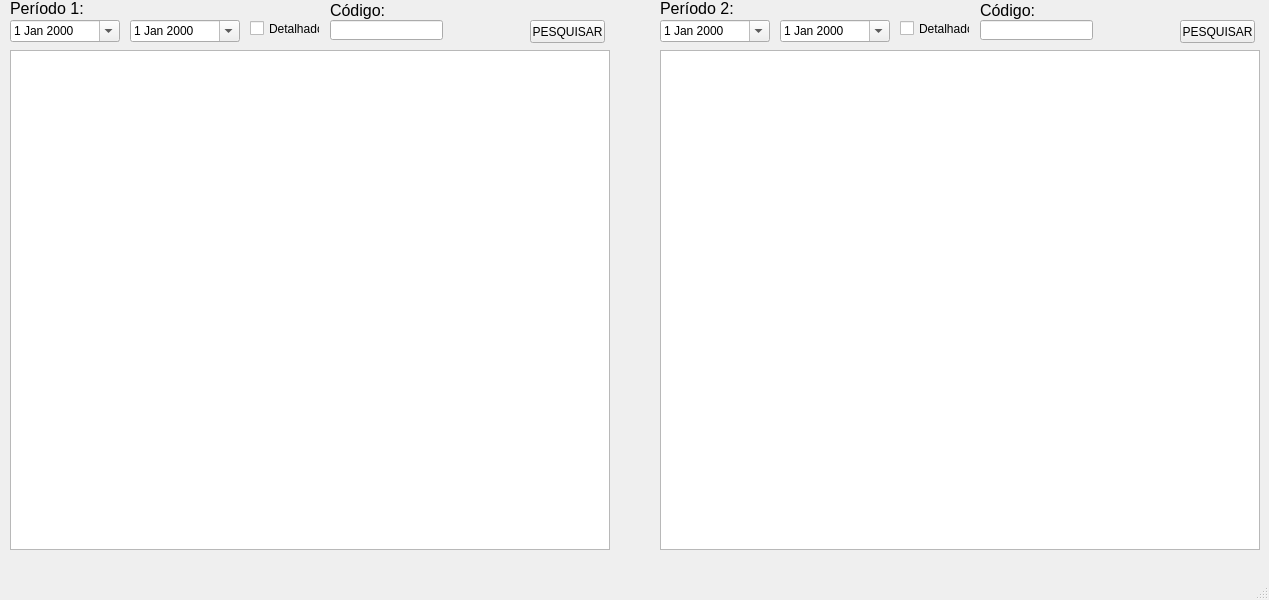
This is despesas/interface.ui in kazluBR/hpsol-desktop-apps as Qt 5 draws it before an edit. The edited form follows.
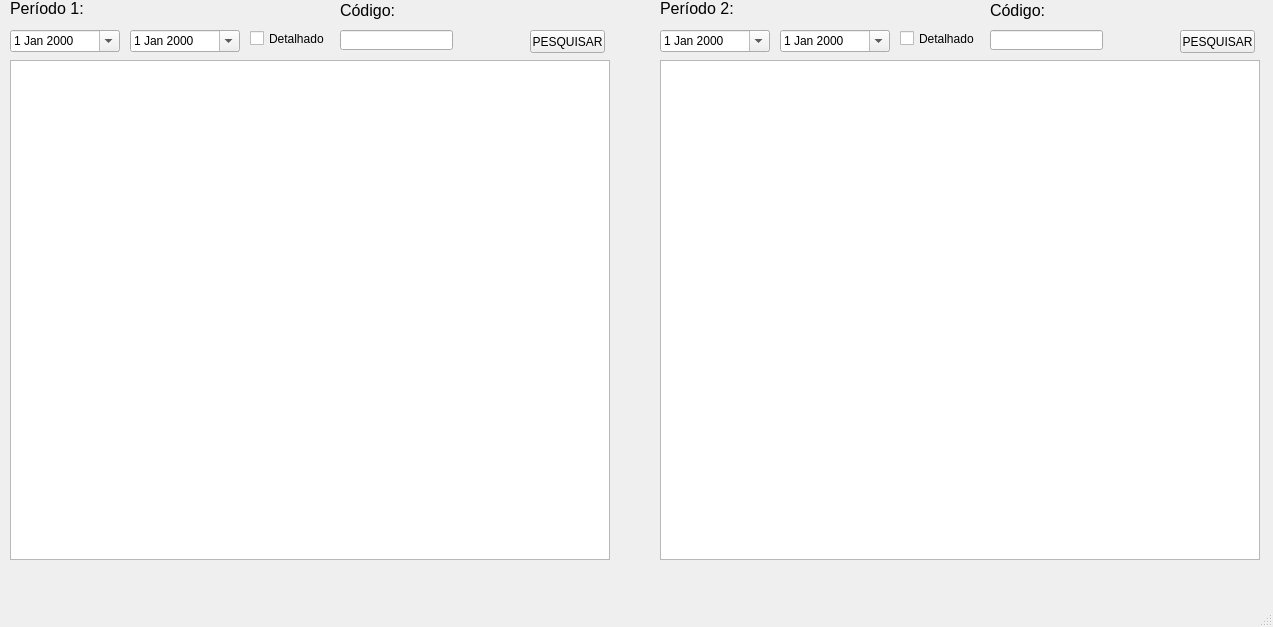
This is the edited form.

Commit message: Adjusting UI interfaces

What changed in the file:
```diff
--- a/despesas/interface.ui
+++ b/despesas/interface.ui
@@ -6,8 +6,8 @@
    <rect>
     <x>0</x>
     <y>0</y>
-    <width>1269</width>
-    <height>600</height>
+    <width>1273</width>
+    <height>627</height>
    </rect>
   </property>
   <property name="windowTitle">
@@ -18,7 +18,7 @@
     <property name="geometry">
      <rect>
       <x>10</x>
-      <y>20</y>
+      <y>30</y>
       <width>110</width>
       <height>22</height>
      </rect>
@@ -31,7 +31,7 @@
     <property name="geometry">
      <rect>
       <x>130</x>
-      <y>20</y>
+      <y>30</y>
       <width>110</width>
       <height>22</height>
      </rect>
@@ -45,7 +45,7 @@
      <rect>
       <x>10</x>
       <y>0</y>
-      <width>81</width>
+      <width>91</width>
       <height>16</height>
      </rect>
     </property>
@@ -62,7 +62,7 @@
     <property name="geometry">
      <rect>
       <x>530</x>
-      <y>20</y>
+      <y>30</y>
       <width>75</width>
       <height>23</height>
      </rect>
@@ -75,7 +75,7 @@
     <property name="geometry">
      <rect>
       <x>10</x>
-      <y>50</y>
+      <y>60</y>
       <width>600</width>
       <height>500</height>
      </rect>
@@ -85,7 +85,7 @@
     <property name="geometry">
      <rect>
       <x>780</x>
-      <y>20</y>
+      <y>30</y>
       <width>110</width>
       <height>22</height>
      </rect>
@@ -98,7 +98,7 @@
     <property name="geometry">
      <rect>
       <x>660</x>
-      <y>20</y>
+      <y>30</y>
       <width>110</width>
       <height>22</height>
      </rect>
@@ -112,7 +112,7 @@
      <rect>
       <x>660</x>
       <y>0</y>
-      <width>81</width>
+      <width>91</width>
       <height>16</height>
      </rect>
     </property>
@@ -129,7 +129,7 @@
     <property name="geometry">
      <rect>
       <x>660</x>
-      <y>50</y>
+      <y>60</y>
       <width>600</width>
       <height>500</height>
      </rect>
@@ -139,7 +139,7 @@
     <property name="geometry">
      <rect>
       <x>1180</x>
-      <y>20</y>
+      <y>30</y>
       <width>75</width>
       <height>23</height>
      </rect>
@@ -152,8 +152,8 @@
     <property name="geometry">
      <rect>
       <x>250</x>
-      <y>20</y>
-      <width>70</width>
+      <y>30</y>
+      <width>81</width>
       <height>17</height>
      </rect>
     </property>
@@ -165,8 +165,8 @@
     <property name="geometry">
      <rect>
       <x>900</x>
-      <y>20</y>
-      <width>70</width>
+      <y>30</y>
+      <width>81</width>
       <height>17</height>
      </rect>
     </property>
@@ -177,8 +177,8 @@
    <widget class="QLineEdit" name="lineEditCodigo_1">
     <property name="geometry">
      <rect>
-      <x>330</x>
-      <y>20</y>
+      <x>340</x>
+      <y>30</y>
       <width>113</width>
       <height>20</height>
      </rect>
@@ -187,8 +187,8 @@
    <widget class="QLineEdit" name="lineEditCodigo_2">
     <property name="geometry">
      <rect>
-      <x>980</x>
-      <y>20</y>
+      <x>990</x>
+      <y>30</y>
       <width>113</width>
       <height>20</height>
      </rect>
@@ -197,9 +197,9 @@
    <widget class="QLabel" name="labelCodigo_1">
     <property name="geometry">
      <rect>
-      <x>330</x>
+      <x>340</x>
       <y>0</y>
-      <width>61</width>
+      <width>71</width>
       <height>21</height>
      </rect>
     </property>
@@ -215,9 +215,9 @@
    <widget class="QLabel" name="labelCodigo_2">
     <property name="geometry">
      <rect>
-      <x>980</x>
+      <x>990</x>
       <y>0</y>
-      <width>61</width>
+      <width>71</width>
       <height>21</height>
      </rect>
     </property>
```
Left out of the diff: 4 changed lines with no effect on the pictures. The commit also changes 15 other files.
